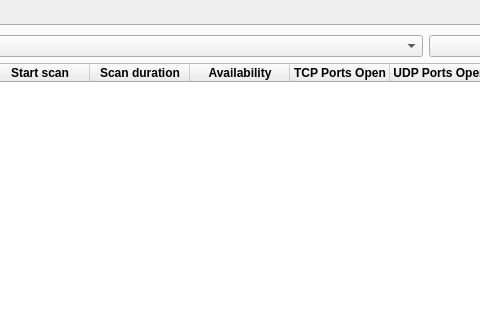
This is ui/Network/Network.ui in caffedrine/CryptoPocketKnife as Qt 5 draws it before an edit; both pictures show x 322 to 802 and y 0 to 320 of the 939 by 523 pixel window. The edited form follows.
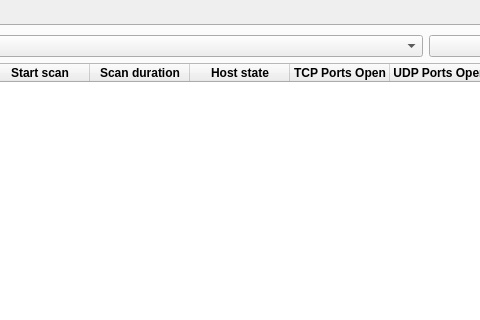
This is the edited form. Custom widgets are drawn as their Qt base class.

Patch:
```diff
--- a/ui/Network/Network.ui
+++ b/ui/Network/Network.ui
@@ -145,7 +145,7 @@
          </column>
          <column>
           <property name="text">
-           <string>Availability</string>
+           <string>Host state</string>
           </property>
           <property name="font">
            <font>
```
